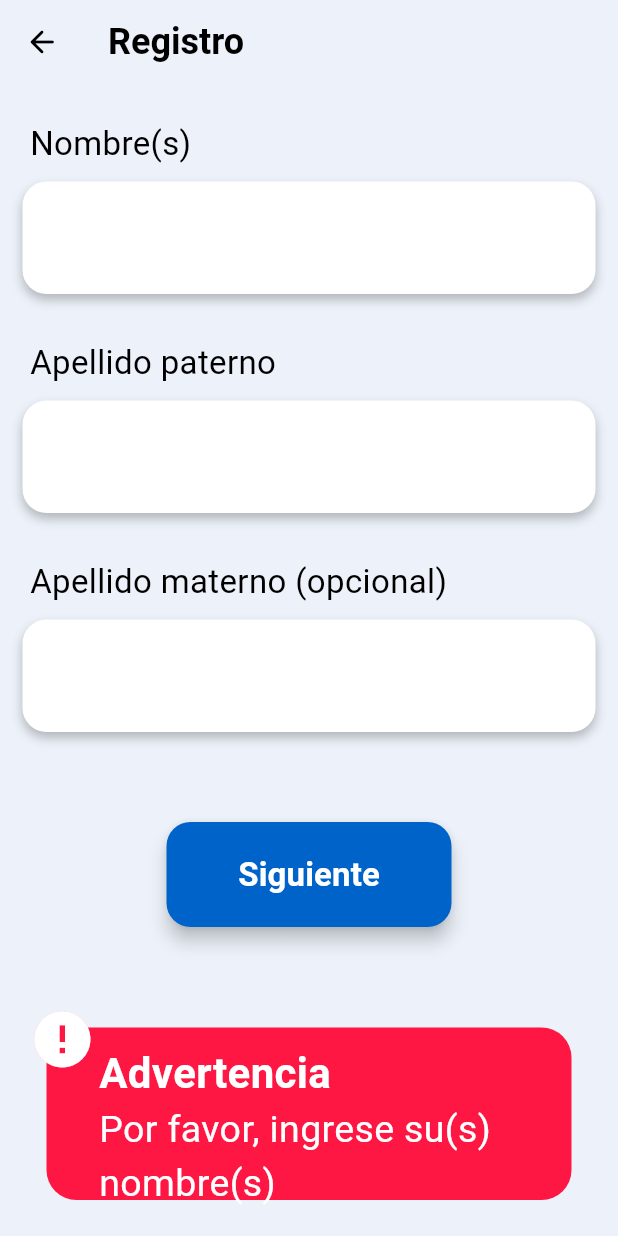
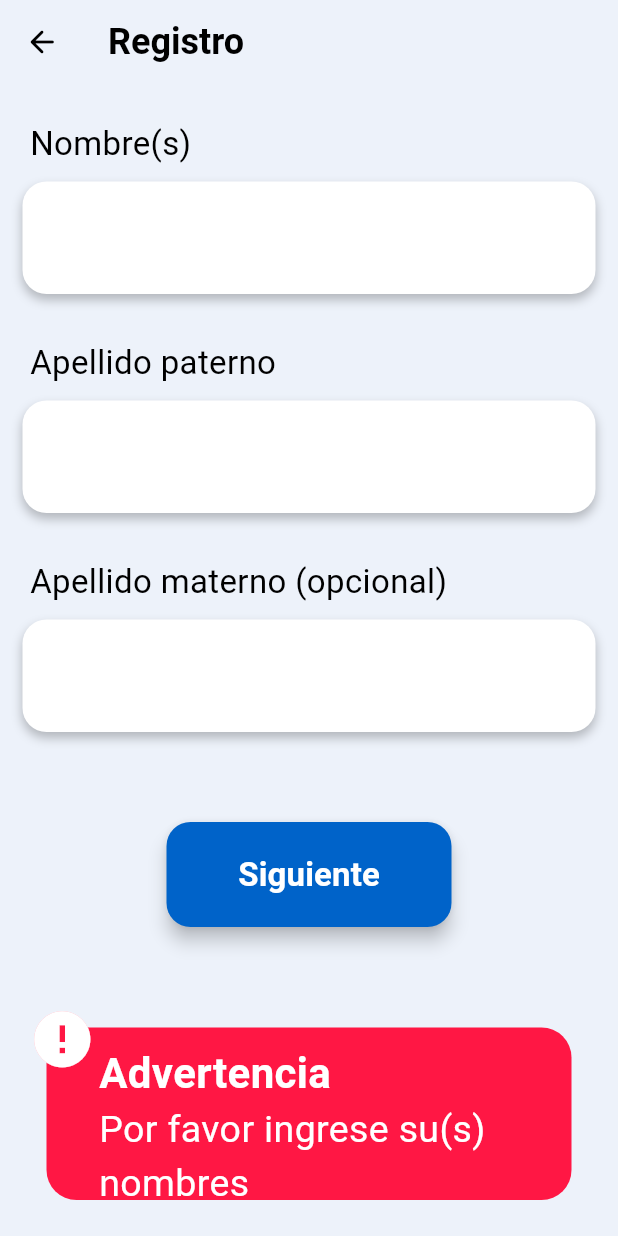
Before and after one commit to MonItzel/App_Medicamentos, a Flutter app: the NameRegister screen opened directly, after a tap on "Siguiente", on a phone screen of 412 x 824 dp. Run offline on Flutter 3.47's test engine with Material 3 defaults, Android fonts, the phone set to English and light mode, and no system bars; our stand-ins replace dropdown_textfield, flutter_holo_date_picker, flutter_local_notifications, mask_text_input_formatter, page_transition, sqflite and 1 more; missing offline and left inert: flutter_alarm_clock; accounts and stored records are empty.

Commit message:
SnackBar mejorado

```diff
--- a/lib/pages/register/name_register.dart
+++ b/lib/pages/register/name_register.dart
@@ -199,11 +199,10 @@ class _NameRegister extends State <NameRegister> {
                             ),
                                 (route) => false);
                       }else if(_validateU){
-                        muestraSnackBar(context);
+                        muestraSnackBar(context, 0);
                       }
                       else if(_validateApp || _validateApm){
-                        //Aqui me falta cambiar a apellidos(optimizar la función)
-                        muestraSnackBar(context);
+                        muestraSnackBar(context, 1);
                       }
                     });
                   },
--- /dev/null
+++ b/lib/utils/TextSnackBar.dart
@@ -0,0 +1,18 @@
+import 'package:flutter/material.dart';
+
+class TextoSnackBar extends StatelessWidget {
+  final String contenido;
+  final double tamFontSize;
+  const TextoSnackBar({required this.contenido, required this.tamFontSize, super.key});
+
+  @override
+  Widget build(BuildContext context) {
+    return Text(contenido,
+      style: TextStyle(
+          fontSize: tamFontSize,
+          color: Colors.white),
+      maxLines: 2,
+      overflow: TextOverflow.ellipsis,
+    );
+  }
+}
--- a/lib/utils/flashMessage.dart
+++ b/lib/utils/flashMessage.dart
@@ -1,6 +1,7 @@
+import 'package:app_medicamentos/utils/TextSnackBar.dart';
 import 'package:flutter/material.dart';
 
-void muestraSnackBar(BuildContext context){
+void muestraSnackBar(BuildContext context, int bandShow){
   ScaffoldMessenger.of(context).showSnackBar(
       SnackBar(
         content: Stack(
@@ -17,14 +18,13 @@ void muestraSnackBar(BuildContext context){
                         children: [
                           Text('Advertencia', style: TextStyle(fontSize: 28, fontWeight: FontWeight.bold, color: Colors.white),),
                           Spacer(),
-                          Text("Por favor, ingrese su(s) nombre(s)",
-                            style: TextStyle(
-                                fontSize: 25,
-                                color: Colors.white),
-                            maxLines: 2,
-                            overflow: TextOverflow.ellipsis,)
-                        ],
-                      )
+                          if(bandShow == 0)
+                           TextoSnackBar(contenido: 'Por favor ingrese su(s) nombres', tamFontSize: 25),
+                         if(bandShow == 1)
+                          TextoSnackBar(contenido: 'Puede ingresar su(s) apellido(s) paterno y/o materno', tamFontSize: 19),
+                          ]
+                      ),
+
                   )
                 ],
               ),
```
